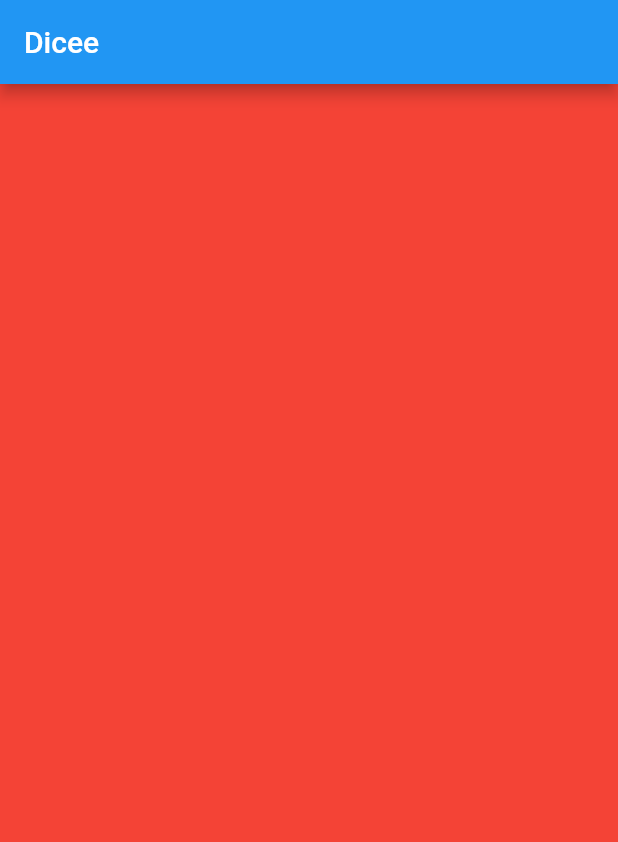
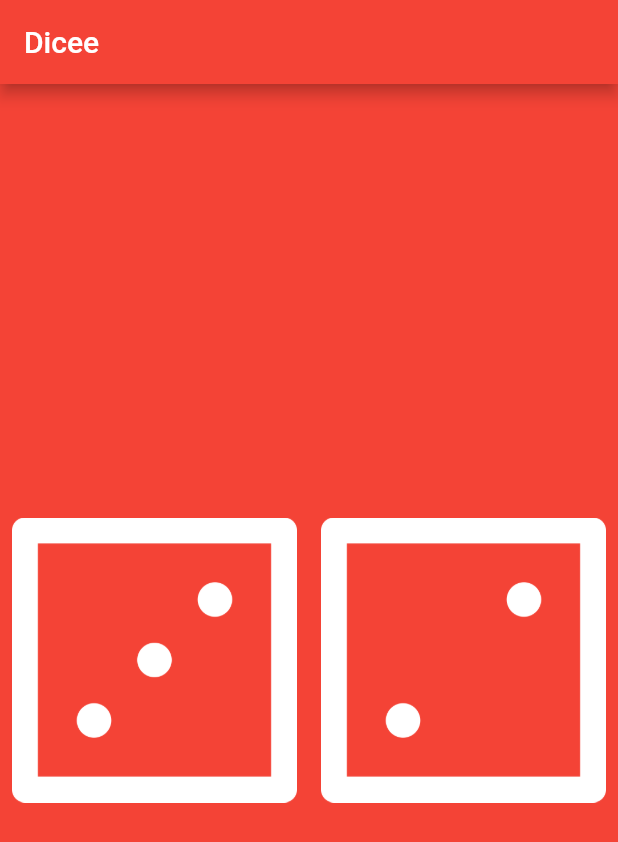
Before and after one commit to rooptestdev/dicee_flutter, a Flutter app: the screen it shows after launch, on a phone screen of 412 x 824 dp. Shown: the top 842 px of the screen. Run offline on Flutter 3.47's test engine with Material 2 defaults, Android fonts, the phone set to English and light mode, and no system bars.

Commit message:
First commit

```diff
--- a/lib/main.dart
+++ b/lib/main.dart
@@ -7,26 +7,48 @@ void main() {
 class MyApp extends StatelessWidget {
   const MyApp({Key? key}) : super(key: key);
 
-  // This widget is the root of your application.
   @override
   Widget build(BuildContext context) {
     return MaterialApp(
       home: Scaffold(
         backgroundColor: Colors.red,
         appBar: AppBar(
+          backgroundColor: Colors.red,
           title: Text('Dicee'),
         ),
-        body: DiceePage(),
+        body: DicePage(),
       ),
     );
   }
 }
 
-class DiceePage extends StatelessWidget {
-  const DiceePage({Key? key}) : super(key: key);
+class DicePage extends StatelessWidget {
+  int leftImageNumber = 3;
+  int rightImageNumber = 2;
 
   @override
   Widget build(BuildContext context) {
-    return Container();
+    return Center(
+      child: Row(
+        children: [
+          Expanded(
+            child: TextButton(
+              onPressed: () {
+                print('Left button pressed!');
+              },
+              child: Image.asset('images/dice$leftImageNumber.png'),
+            ),
+          ),
+          Expanded(
+            child: TextButton(
+              onPressed: () {
+                print('Right button pressed!');
+              },
+              child: Image.asset('images/dice$rightImageNumber.png'),
+            ),
+          ),
+        ],
+      ),
+    );
   }
 }
--- a/pubspec.yaml
+++ b/pubspec.yaml
@@ -58,8 +58,8 @@ flutter:
   uses-material-design: true
 
   # To add assets to your application, add an assets section, like this:
-  # assets:
-  #   - images/a_dot_burr.jpeg
+  assets:
+    - images/
   #   - images/a_dot_ham.jpeg
 
   # An image asset can refer to one or more resolution-specific "variants", see
```
Also changed, not shown: images/dice1.png (added), images/dice2.png (added), images/dice3.png (added), images/dice4.png (added), images/dice5.png (added), images/dice6.png (added).
